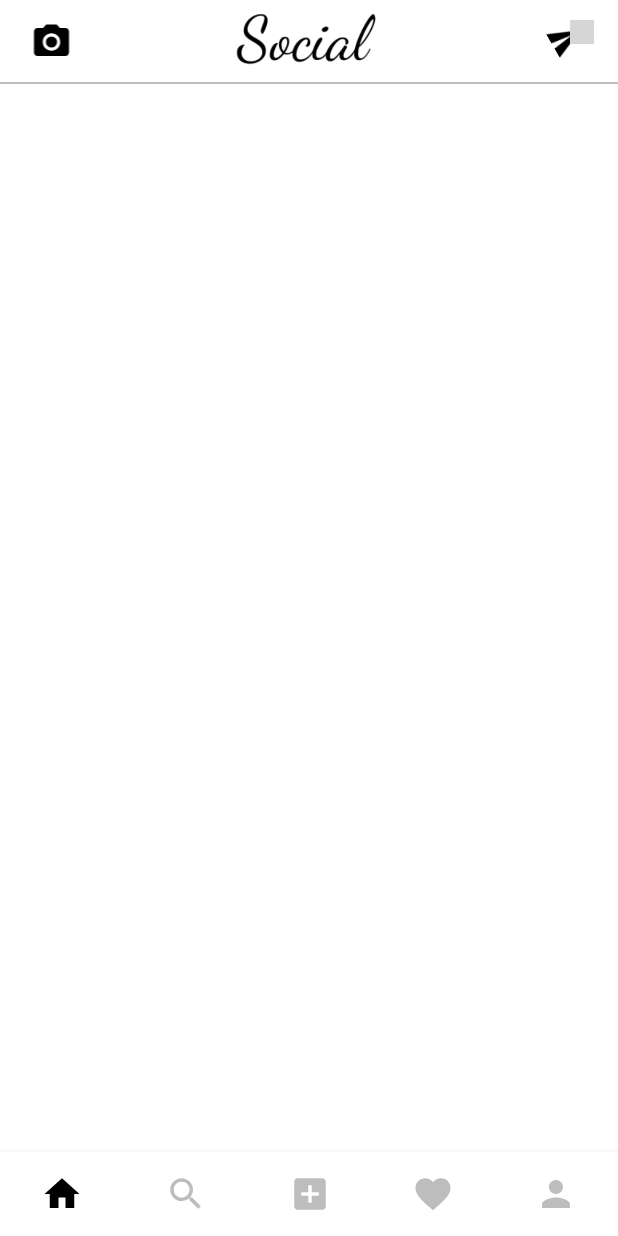
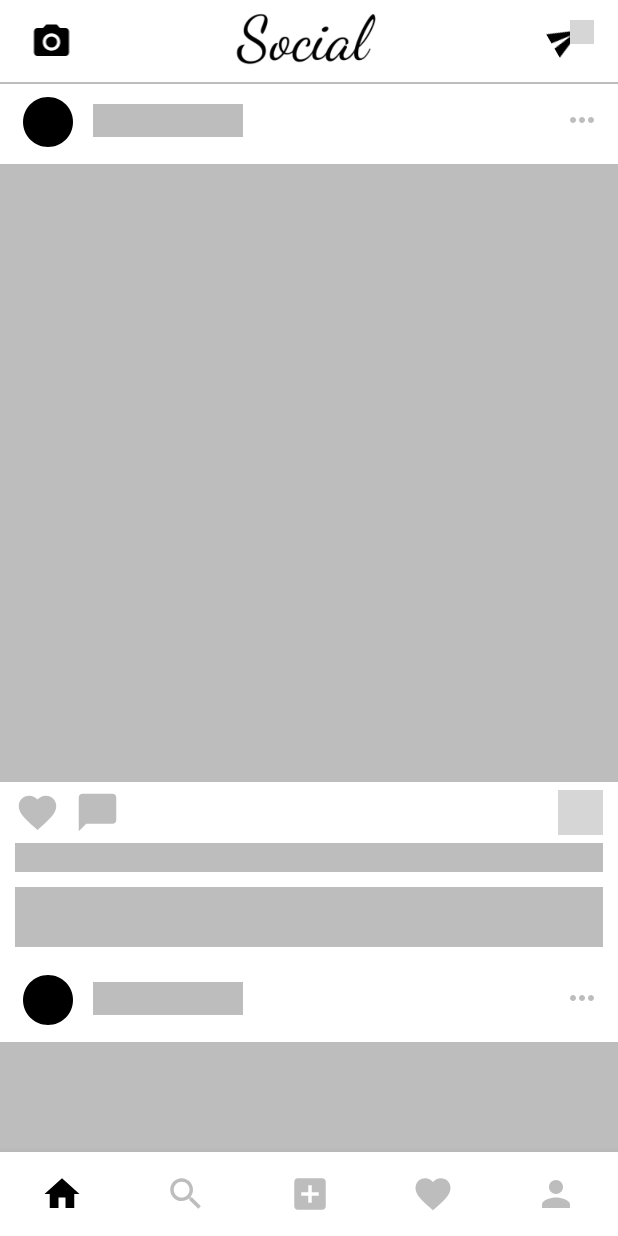
Before and after one commit to Kushal-Gera/Social, an Android app: the HomeFrag screen opened directly, with no data from a screen before it, on a phone screen of 412 x 824 dp. Run offline under Robolectric (Android 15) with nearby library versions, the phone set to English and light mode, and no system bars; our stand-ins replace CircleImageView, Firebase (no records; nobody signed in at launch, a user with empty details on screens opened directly), Picasso, Shimmer; libraries missing offline, so code that uses them is left out: com.hendraanggrian.appcompat, com.pedromassango.doubleclick; grey boxes are pictures that could not be loaded.

Commit message:
shimmer layout loading added to main post.

```diff
--- a/app/build.gradle
+++ b/app/build.gradle
@@ -52,4 +52,5 @@ dependencies {
     implementation 'com.github.pedromassango:doubleClick:3.0'
     implementation 'com.rengwuxian.materialedittext:library:2.1.4'
 
+    implementation 'com.facebook.shimmer:shimmer:0.5.0'
 }
--- a/app/src/main/java/kushal/application/social/Fragments/HomeFrag.java
+++ b/app/src/main/java/kushal/application/social/Fragments/HomeFrag.java
@@ -10,13 +10,13 @@ import android.view.View;
 import android.view.ViewGroup;
 import android.widget.FrameLayout;
 import android.widget.ImageView;
-import android.widget.ProgressBar;
 
 import androidx.annotation.NonNull;
 import androidx.fragment.app.Fragment;
 import androidx.recyclerview.widget.LinearLayoutManager;
 import androidx.recyclerview.widget.RecyclerView;
 
+import com.facebook.shimmer.ShimmerFrameLayout;
 import com.google.android.material.snackbar.Snackbar;
 import com.google.firebase.auth.FirebaseAuth;
 import com.google.firebase.auth.FirebaseUser;
@@ -40,7 +40,7 @@ public class HomeFrag extends Fragment {
     FirebaseUser auth;
     RecyclerView recycler_view;
     PostAdapter adapter;
-    ProgressBar progressBar;
+    ShimmerFrameLayout shimmer;
 
     ImageView post_now;
     FrameLayout chat;
@@ -58,7 +58,7 @@ public class HomeFrag extends Fragment {
         post_now = view.findViewById(R.id.post_now);
         chat = view.findViewById(R.id.chat);
 
-        progressBar = view.findViewById(R.id.progressBar);
+        shimmer = view.findViewById(R.id.shimmer_view_container);
         recycler_view = view.findViewById(R.id.recycler_view);
         LinearLayoutManager llm = new LinearLayoutManager(getContext());
         llm.setReverseLayout(true);
@@ -66,7 +66,7 @@ public class HomeFrag extends Fragment {
         recycler_view.setLayoutManager(llm);
 
         mlist = new ArrayList<>();
-        progressBar.setVisibility(View.VISIBLE);
+        shimmer.setVisibility(View.VISIBLE);
         adapter = new PostAdapter(getContext(), mlist);
         recycler_view.setAdapter(adapter);
 
@@ -82,8 +82,8 @@ public class HomeFrag extends Fragment {
         });
 
 
-        MyTask myTask = new MyTask();
-        myTask.execute();
+//        MyTask myTask = new MyTask();
+//        myTask.execute();
 
 
         return view;
@@ -104,7 +104,7 @@ public class HomeFrag extends Fragment {
                         mlist.add(post);
                     }
 
-                    progressBar.setVisibility(View.GONE);
+                    shimmer.setVisibility(View.GONE);
                     adapter.notifyDataSetChanged();
 
                     if (!mlist.isEmpty()) {
--- a/app/src/main/java/kushal/application/social/ProfileActivity.java
+++ b/app/src/main/java/kushal/application/social/ProfileActivity.java
@@ -166,21 +166,6 @@ public class ProfileActivity extends AppCompatActivity {
             }
         });
 
-
-        recyclerview_mypictures.setOnTouchListener(new OnSwipeTouchListener(this) {
-            @Override
-            public void onSwipeLeft() {
-                savedPictures.performClick();
-                super.onSwipeLeft();
-            }
-        });
-        recycler_view_saved.setOnTouchListener(new OnSwipeTouchListener(this) {
-            @Override
-            public void onSwipeRight() {
-                myPictures.performClick();
-                super.onSwipeLeft();
-            }
-        });
 
     }
 
--- /dev/null
+++ b/app/src/main/res/drawable/ic_baseline_circle_24.xml
@@ -0,0 +1,10 @@
+<vector xmlns:android="http://schemas.android.com/apk/res/android"
+    android:width="24dp"
+    android:height="24dp"
+    android:viewportWidth="24"
+    android:viewportHeight="24"
+    android:tint="?attr/colorControlNormal">
+  <path
+      android:fillColor="@android:color/white"
+      android:pathData="M12,2C6.47,2 2,6.47 2,12s4.47,10 10,10 10,-4.47 10,-10S17.53,2 12,2z"/>
+</vector>
--- a/app/src/main/res/layout/activity_chat.xml
+++ b/app/src/main/res/layout/activity_chat.xml
@@ -12,7 +12,7 @@
         android:gravity="center"
         android:letterSpacing="0.1"
         android:text="Under Production"
-        android:textColor="@color/text_color_secondry"
+        android:textColor="@color/text_color_secondary"
         android:textSize="32sp"
         android:textStyle="bold" />
 
--- a/app/src/main/res/layout/activity_comment.xml
+++ b/app/src/main/res/layout/activity_comment.xml
@@ -175,7 +175,7 @@
                 android:inputType="textCapSentences|textMultiLine"
                 android:maxLines="4"
                 android:textColor="@color/black"
-                android:textColorHint="@color/text_color_secondry" />
+                android:textColorHint="@color/text_color_secondary" />
 
             <ImageView
                 android:id="@+id/send"
--- a/app/src/main/res/layout/fragment_home.xml
+++ b/app/src/main/res/layout/fragment_home.xml
@@ -92,13 +92,12 @@
 
     </androidx.appcompat.widget.Toolbar>
 
-    <ProgressBar
-        android:id="@+id/progressBar"
+    <include
+        android:id="@+id/shimmer_view_container"
+        layout="@layout/shimmer_loading"
         android:layout_width="match_parent"
-        android:layout_height="60dp"
-        android:layout_marginTop="10dp"
-        android:indeterminateTint="@color/dark_gray"
-        android:visibility="visible" />
+        android:layout_height="wrap_content"
+        android:visibility="gone" />
 
     <androidx.recyclerview.widget.RecyclerView
         android:id="@+id/recycler_view"
--- a/app/src/main/res/layout/notification_item.xml
+++ b/app/src/main/res/layout/notification_item.xml
@@ -34,7 +34,7 @@
             android:id="@+id/comment"
             android:layout_width="wrap_content"
             android:layout_height="wrap_content"
-            android:textColor="@color/text_color_secondry"
+            android:textColor="@color/text_color_secondary"
             android:textSize="14sp" />
 
     </LinearLayout>
--- /dev/null
+++ b/app/src/main/res/layout/shimmer_loading.xml
@@ -0,0 +1,294 @@
+<?xml version="1.0" encoding="utf-8"?>
+<com.facebook.shimmer.ShimmerFrameLayout xmlns:android="http://schemas.android.com/apk/res/android"
+    xmlns:app="http://schemas.android.com/apk/res-auto"
+    android:layout_width="match_parent"
+    android:layout_height="wrap_content"
+    app:shimmer_auto_start="true">
+
+    <LinearLayout
+        android:layout_width="match_parent"
+        android:layout_height="wrap_content"
+        android:orientation="vertical">
+
+        <RelativeLayout
+            android:layout_width="match_parent"
+            android:layout_height="wrap_content">
+
+            <ImageView
+                android:layout_width="wrap_content"
+                android:layout_height="wrap_content"
+                android:layout_alignParentTop="true"
+                android:layout_alignParentEnd="true"
+                android:layout_margin="12dp"
+                android:layout_marginTop="8dp"
+                android:contentDescription="@string/description"
+                android:src="@drawable/ic_more"
+                app:tint="@color/dark_gray" />
+
+            <LinearLayout
+                android:layout_width="match_parent"
+                android:layout_height="wrap_content"
+                android:orientation="vertical">
+
+                <LinearLayout
+                    android:layout_width="match_parent"
+                    android:layout_height="wrap_content"
+                    android:orientation="horizontal">
+
+                    <de.hdodenhof.circleimageview.CircleImageView
+                        android:layout_width="40dp"
+                        android:layout_height="40dp"
+                        android:layout_marginStart="12dp"
+                        android:layout_marginTop="5dp"
+                        android:src="@drawable/ic_baseline_circle_24"
+                        android:tint="@color/dark_gray"
+                        app:tint="@color/black" />
+
+                    <TextView
+                        android:layout_width="100dp"
+                        android:layout_height="wrap_content"
+                        android:layout_gravity="center_vertical"
+                        android:layout_marginStart="10dp"
+                        android:layout_marginTop="2dp"
+                        android:background="@color/dark_gray"
+                        android:textColor="@color/gray"
+                        android:textSize="16sp"
+                        android:textStyle="bold" />
+
+                </LinearLayout>
+
+                <androidx.constraintlayout.widget.ConstraintLayout
+                    android:layout_width="match_parent"
+                    android:layout_height="wrap_content"
+                    android:layout_marginTop="8dp">
+
+                    <ImageView
+                        android:id="@+id/post_image1"
+                        android:layout_width="0dp"
+                        android:layout_height="0dp"
+                        android:background="@color/dark_gray"
+                        android:contentDescription="@string/description"
+                        android:scaleType="centerCrop"
+                        app:layout_constraintBottom_toBottomOf="parent"
+                        app:layout_constraintDimensionRatio="1:1"
+                        app:layout_constraintEnd_toEndOf="parent"
+                        app:layout_constraintStart_toStartOf="parent"
+                        app:layout_constraintTop_toTopOf="parent" />
+
+                    <ImageView
+                        android:id="@+id/like_heart1"
+                        android:layout_width="0dp"
+                        android:layout_height="100dp"
+                        android:layout_gravity="center"
+                        android:contentDescription="@string/description"
+                        android:padding="10dp"
+                        android:src="@drawable/ic_heart_fill"
+                        android:visibility="gone"
+                        app:layout_constraintBottom_toBottomOf="parent"
+                        app:layout_constraintEnd_toEndOf="parent"
+                        app:layout_constraintStart_toStartOf="parent"
+                        app:layout_constraintTop_toTopOf="@+id/post_image1"
+                        app:tint="#fff" />
+
+
+                </androidx.constraintlayout.widget.ConstraintLayout>
+
+                <RelativeLayout
+                    android:layout_width="match_parent"
+                    android:layout_height="wrap_content"
+                    android:paddingStart="10dp"
+                    android:paddingTop="5dp"
+                    android:paddingEnd="10dp"
+                    android:paddingBottom="5dp">
+
+                    <ImageView
+                        android:id="@+id/like1"
+                        android:layout_width="30dp"
+                        android:layout_height="30dp"
+                        android:contentDescription="@string/description"
+                        android:src="@drawable/ic_heart_fill"
+                        app:tint="@color/dark_gray" />
+
+                    <ImageView
+                        android:id="@+id/comment1"
+                        android:layout_width="30dp"
+                        android:layout_height="30dp"
+                        android:layout_marginStart="10dp"
+                        android:layout_toEndOf="@id/like1"
+                        android:contentDescription="@string/description"
+                        android:src="@drawable/ic_baseline_chat_fill"
+                        app:tint="@color/dark_gray" />
+
+                    <ImageView
+                        android:id="@+id/save1"
+                        android:layout_width="30dp"
+                        android:layout_height="30dp"
+                        android:layout_alignParentEnd="true"
+                        android:contentDescription="@string/description"
+                        android:src="@drawable/bookmark_fill"
+                        app:tint="@color/dark_gray" />
+
+                </RelativeLayout>
+
+                <TextView
+                    android:layout_width="match_parent"
+                    android:layout_height="wrap_content"
+                    android:layout_marginStart="10dp"
+                    android:layout_marginEnd="10dp"
+                    android:background="@color/dark_gray" />
+
+                <TextView
+                    android:layout_width="match_parent"
+                    android:layout_height="40dp"
+                    android:layout_marginStart="10dp"
+                    android:layout_marginTop="10dp"
+                    android:layout_marginEnd="10dp"
+                    android:background="@color/dark_gray" />
+
+            </LinearLayout>
+
+        </RelativeLayout>
+
+        <RelativeLayout
+            android:layout_width="match_parent"
+            android:layout_height="wrap_content"
+            android:layout_marginTop="10dp">
+
+            <ImageView
+                android:layout_width="wrap_content"
+                android:layout_height="wrap_content"
+                android:layout_alignParentTop="true"
+                android:layout_alignParentEnd="true"
+                android:layout_margin="12dp"
+                android:layout_marginTop="8dp"
+                android:contentDescription="@string/description"
+                android:src="@drawable/ic_more"
+                app:tint="@color/dark_gray" />
+
+            <LinearLayout
+                android:layout_width="match_parent"
+                android:layout_height="wrap_content"
+                android:orientation="vertical">
+
+                <LinearLayout
+                    android:layout_width="match_parent"
+                    android:layout_height="wrap_content"
+                    android:orientation="horizontal">
+
+                    <de.hdodenhof.circleimageview.CircleImageView
+                        android:layout_width="40dp"
+                        android:layout_height="40dp"
+                        android:layout_marginStart="12dp"
+                        android:layout_marginTop="5dp"
+                        android:src="@drawable/ic_baseline_circle_24"
+                        android:tint="@color/dark_gray"
+                        app:tint="@color/black" />
+
+                    <TextView
+                        android:layout_width="100dp"
+                        android:layout_height="wrap_content"
+                        android:layout_gravity="center_vertical"
+                        android:layout_marginStart="10dp"
+                        android:layout_marginTop="2dp"
+                        android:background="@color/dark_gray"
+                        android:textColor="@color/gray"
+                        android:textSize="16sp"
+                        android:textStyle="bold" />
+
+                </LinearLayout>
+
+                <androidx.constraintlayout.widget.ConstraintLayout
+                    android:layout_width="match_parent"
+                    android:layout_height="wrap_content"
+                    android:layout_marginTop="8dp">
+
+                    <ImageView
+                        android:id="@+id/post_image"
+                        android:layout_width="match_parent"
+                        android:layout_height="0dp"
+                        android:background="@color/dark_gray"
+                        android:contentDescription="@string/description"
+                        android:scaleType="centerCrop"
+                        app:layout_constraintBottom_toBottomOf="parent"
+                        app:layout_constraintDimensionRatio="1:1"
+                        app:layout_constraintEnd_toEndOf="parent"
+                        app:layout_constraintStart_toStartOf="parent"
+                        app:layout_constraintTop_toTopOf="parent" />
+
+                    <ImageView
+                        android:id="@+id/like_heart"
+                        android:layout_width="0dp"
+                        android:layout_height="100dp"
+                        android:layout_gravity="center"
+                        android:contentDescription="@string/description"
+                        android:padding="10dp"
+                        android:src="@drawable/ic_heart_fill"
+                        android:visibility="gone"
+                        app:layout_constraintBottom_toBottomOf="parent"
+                        app:layout_constraintEnd_toEndOf="parent"
+                        app:layout_constraintStart_toStartOf="parent"
+                        app:layout_constraintTop_toTopOf="@+id/post_image"
+                        app:tint="#fff" />
+
+
+                </androidx.constraintlayout.widget.ConstraintLayout>
+
+                <RelativeLayout
+                    android:layout_width="match_parent"
+                    android:layout_height="wrap_content"
+                    android:paddingStart="10dp"
+                    android:paddingTop="5dp"
+                    android:paddingEnd="10dp"
+                    android:paddingBottom="5dp">
+
+                    <ImageView
+                        android:id="@+id/like"
+                        android:layout_width="30dp"
+                        android:layout_height="30dp"
+                        android:contentDescription="@string/description"
+                        android:src="@drawable/ic_heart_fill"
+                        app:tint="@color/dark_gray" />
+
+                    <ImageView
+                        android:id="@+id/comment"
+                        android:layout_width="30dp"
+                        android:layout_height="30dp"
+                        android:layout_marginStart="10dp"
+                        android:layout_toEndOf="@id/like"
+                        android:contentDescription="@string/description"
+                        android:src="@drawable/ic_baseline_chat_fill"
+                        app:tint="@color/dark_gray" />
+
+                    <ImageView
+                        android:id="@+id/save"
+                        android:layout_width="30dp"
+                        android:layout_height="30dp"
+                        android:layout_alignParentEnd="true"
+                        android:contentDescription="@string/description"
+                        android:src="@drawable/bookmark_fill"
+                        app:tint="@color/dark_gray" />
+
+                </RelativeLayout>
+
+                <TextView
+                    android:layout_width="match_parent"
+                    android:layout_height="wrap_content"
+                    android:layout_marginStart="10dp"
+                    android:layout_marginEnd="10dp"
+                    android:background="@color/dark_gray" />
+
+                <TextView
+                    android:layout_width="match_parent"
+                    android:layout_height="40dp"
+                    android:layout_marginStart="10dp"
+                    android:layout_marginTop="10dp"
+                    android:layout_marginEnd="10dp"
+                    android:background="@color/dark_gray" />
+
+            </LinearLayout>
+
+        </RelativeLayout>
+
+    </LinearLayout>
+
+</com.facebook.shimmer.ShimmerFrameLayout>
--- a/app/src/main/res/layout/user_item.xml
+++ b/app/src/main/res/layout/user_item.xml
@@ -41,7 +41,7 @@
             android:gravity="center_vertical"
             android:maxLines="1"
             android:text="Name"
-            android:textColor="@color/text_color_secondry"
+            android:textColor="@color/text_color_secondary"
             android:textSize="14sp" />
 
     </LinearLayout>
--- a/app/src/main/res/values/colors.xml
+++ b/app/src/main/res/values/colors.xml
@@ -11,7 +11,7 @@
 
     <color name="gray">#f3f7f7</color>
     <color name="dark_gray">#BDBDBD</color>
+    <color name="text_color_secondary">#757575</color>
     <color name="navy_blue">#1565C0</color>
-    <color name="text_color_secondry">#757575</color>
 
 </resources>
```
